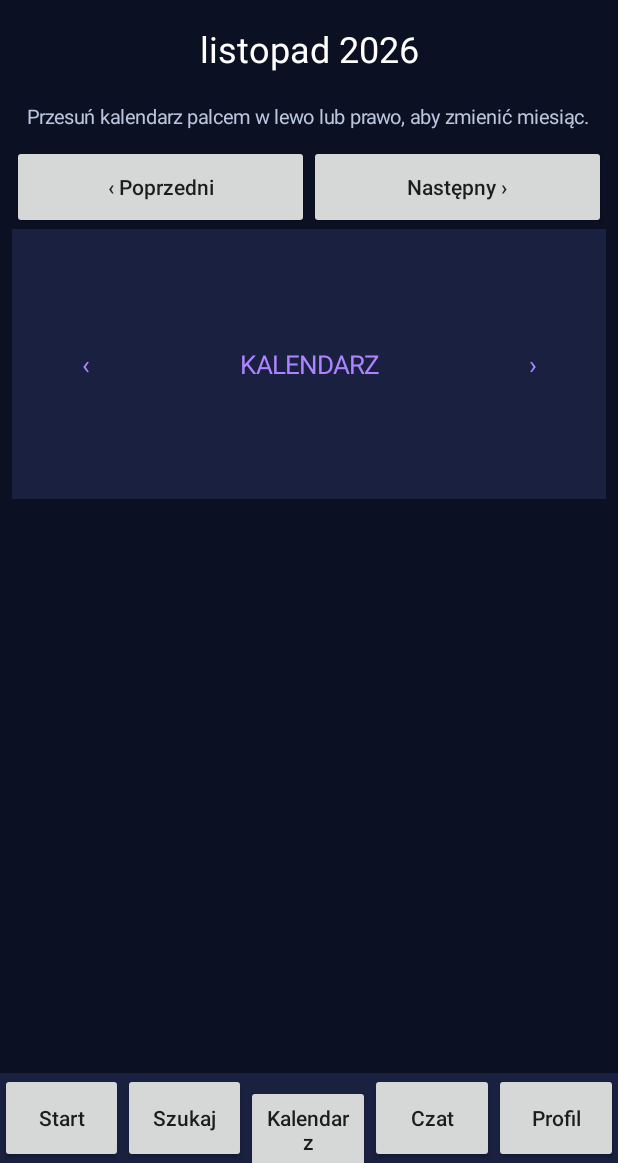
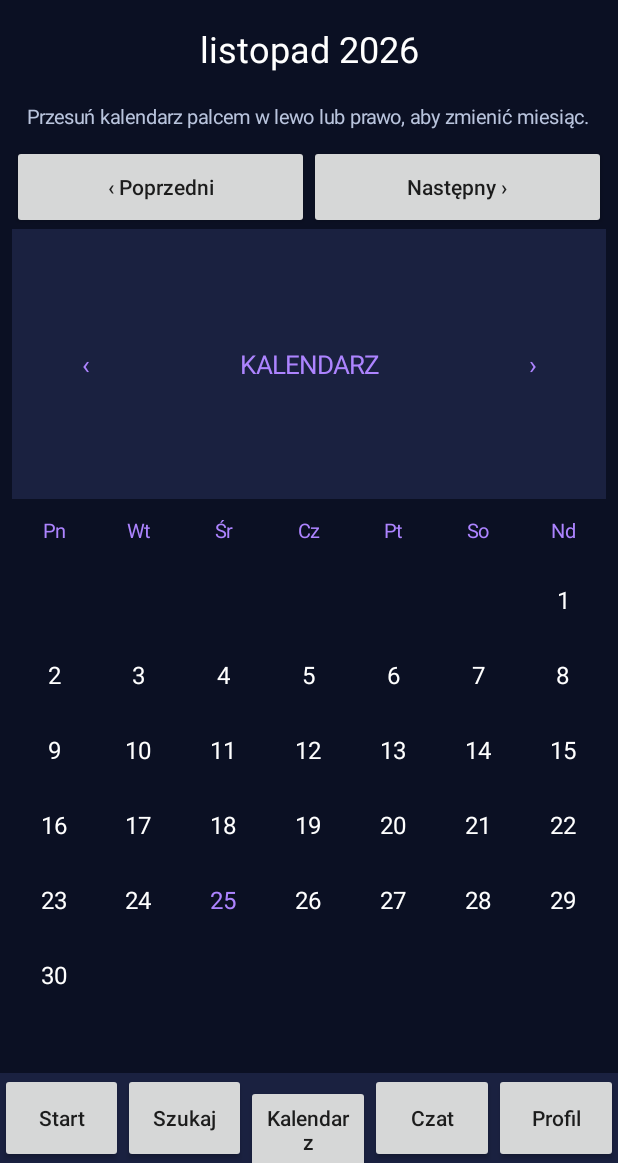
Before and after one commit to potul75-en/DJSTAGE-DJKATALOG-ANDROID, an Android app: the screen it shows after launch (MainActivity), after a tap on "Kalendarz", on a phone screen of 412 x 824 dp, the part 73-1236 px from its top. Run offline under Robolectric (Android 15) with nearby library versions, the phone set to English and light mode, and no system bars; 1 other tap on this screen came first.

Commit message:
Render swipeable monthly calendar day grid

```diff
--- a/app/src/main/java/pl/djstage/djkatalog/MainActivity.java
+++ b/app/src/main/java/pl/djstage/djkatalog/MainActivity.java
@@ -153,14 +153,37 @@ public class MainActivity extends Activity {
  private void calendarScreen(){
   profile=0;screen("KALENDARZ");
   TextView month=label("",24,INK); month.setGravity(Gravity.CENTER);
+  LinearLayout days=column();
   content.addView(month);
   TextView hint=label("Przesuń kalendarz palcem w lewo lub prawo, aby zmienić miesiąc.",13,MUTED);content.addView(hint);
   LinearLayout controls=new LinearLayout(this);content.addView(controls);
-  Runnable refresh=()->month.setText(new SimpleDateFormat("LLLL yyyy",new Locale("pl","PL")).format(selectedMonth.getTime()));
+  Runnable refresh=()->{
+   month.setText(new SimpleDateFormat("LLLL yyyy",new Locale("pl","PL")).format(selectedMonth.getTime()));
+   days.removeAllViews();
+   Calendar first=(Calendar)selectedMonth.clone();first.set(Calendar.DAY_OF_MONTH,1);
+   int offset=(first.get(Calendar.DAY_OF_WEEK)+5)%7;
+   int count=first.getActualMaximum(Calendar.DAY_OF_MONTH);
+   String[] weekdays={"Pn","Wt","Śr","Cz","Pt","So","Nd"};
+   LinearLayout headings=new LinearLayout(this);
+   for(String wd:weekdays){TextView t=label(wd,13,ACCENT);t.setGravity(Gravity.CENTER);headings.addView(t,new LinearLayout.LayoutParams(0,dp(42),1));}
+   days.addView(headings);
+   for(int week=0;week<6;week++){
+    LinearLayout row=new LinearLayout(this);
+    for(int dow=0;dow<7;dow++){
+     int day=week*7+dow-offset+1;
+     TextView cell=label(day>=1&&day<=count?String.valueOf(day):"",16,INK);
+     cell.setGravity(Gravity.CENTER);
+     if(day==Calendar.getInstance().get(Calendar.DAY_OF_MONTH)&&first.get(Calendar.MONTH)==Calendar.getInstance().get(Calendar.MONTH)&&first.get(Calendar.YEAR)==Calendar.getInstance().get(Calendar.YEAR))cell.setTextColor(ACCENT);
+     row.addView(cell,new LinearLayout.LayoutParams(0,dp(50),1));
+    }
+    days.addView(row);
+   }
+  };
   controls.addView(button("‹ Poprzedni",()->{selectedMonth.add(Calendar.MONTH,-1);refresh.run();}),new LinearLayout.LayoutParams(0,dp(56),1));
   controls.addView(button("Następny ›",()->{selectedMonth.add(Calendar.MONTH,1);refresh.run();}),new LinearLayout.LayoutParams(0,dp(56),1));
   TextView surface=label("‹                         KALENDARZ                         ›",17,ACCENT);
   surface.setGravity(Gravity.CENTER);surface.setMinHeight(dp(180));surface.setBackgroundColor(PANEL);content.addView(surface);
+  content.addView(days);
   GestureDetector gesture=new GestureDetector(this,new GestureDetector.SimpleOnGestureListener(){
    @Override public boolean onDown(MotionEvent e){return true;}
    @Override public boolean onFling(MotionEvent start,MotionEvent end,float vx,float vy){
@@ -172,6 +195,7 @@ public class MainActivity extends Activity {
    }
   });
   surface.setOnTouchListener((v,event)->gesture.onTouchEvent(event));
+  days.setOnTouchListener((v,event)->gesture.onTouchEvent(event));
   refresh.run();
  }
  private void settingsScreen(){
```
